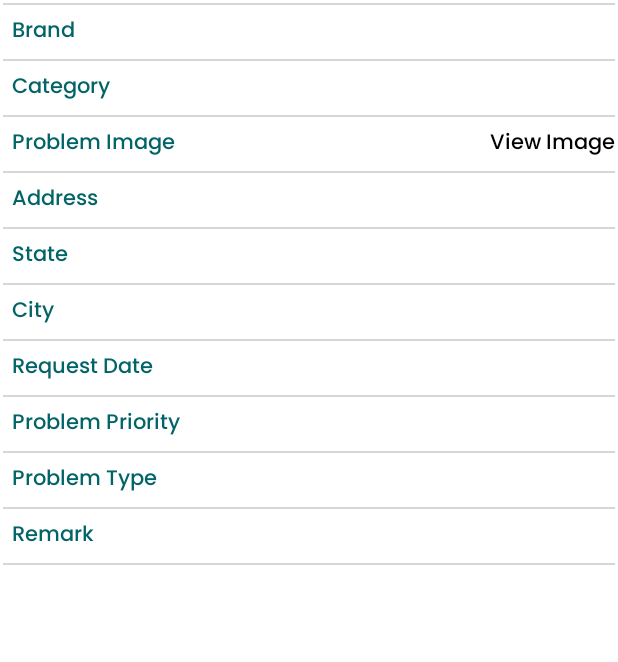
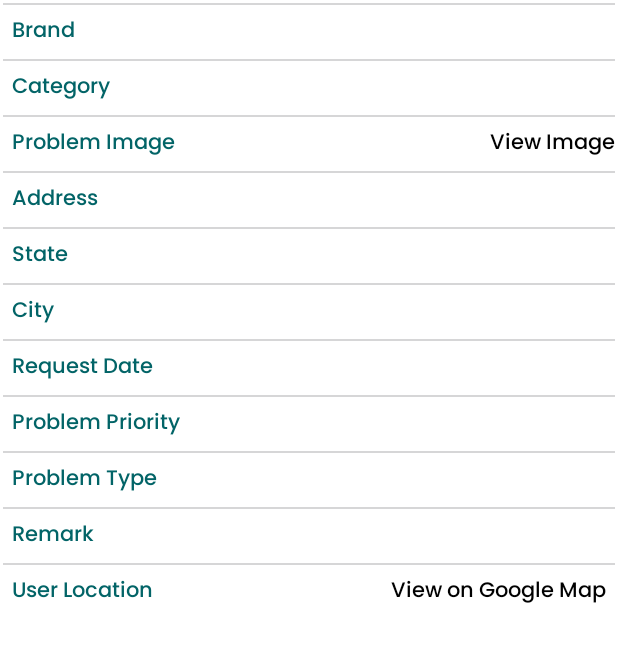
Before and after one commit to BlackBlind567/PurityHubServiceman, an Android app: the ServiceRequestDetailActivity screen opened directly, with no data from a screen before it, on a phone screen of 412 x 824 dp, the part 138-800 px from its top. Run offline under Robolectric (Android 15) with nearby library versions, the phone set to English and light mode, and no system bars; our stand-ins replace data binding; network calls fail; pictures from the network do not load; 13 statements that could not run were skipped.

Commit message:
new methods implement.24

```diff
--- a/app/src/main/java/com/atoms/purityhubserviceman/activity/ViewBillActivity.kt
+++ b/app/src/main/java/com/atoms/purityhubserviceman/activity/ViewBillActivity.kt
@@ -65,7 +65,7 @@ class ViewBillActivity : AppCompatActivity() {
                 if (viewBill.success && viewBill.status == 1){
                     stopLoading()
 //                    Toast.makeText(requireContext(), "pending == " + historyRequest.message, Toast.LENGTH_SHORT).show()
-                    viewBillArray = viewBill.data as ArrayList<ViewBillData> /* = java.util.ArrayList<com.myapplication.model.ServiceRequestData> */
+                    viewBillArray = viewBill.data as ArrayList<ViewBillData> /* = java.util.ArrayList<com.atoms.purityhubserviceman.model.ServiceRequestData> */
                     val viewBillAdapter = VIewBillAdapter(
                         this@ViewBillActivity,
                         viewBillArray
--- a/app/src/main/java/com/atoms/purityhubserviceman/fragments/CategoryBottomFragment.kt
+++ b/app/src/main/java/com/atoms/purityhubserviceman/fragments/CategoryBottomFragment.kt
@@ -6,6 +6,7 @@ import android.view.LayoutInflater
 import android.view.View
 import android.view.ViewGroup
 import android.widget.Toast
+import androidx.core.content.ContentProviderCompat.requireContext
 import androidx.databinding.DataBindingUtil
 import androidx.recyclerview.widget.LinearLayoutManager
 import com.android.volley.Request
@@ -47,6 +48,7 @@ class CategoryBottomFragment(var categoryShortName: String) : BottomSheetDialogF
         val blackBlind = BlackBlind(requireContext())
         blackBlind.headersRequired(false)
         categoryArray.clear()
+        blackBlind.addParams("type", "1")
         blackBlind.requestUrl(ServerApi.CATEGORY_REQUEST)
         blackBlind.executeRequest(Request.Method.POST, object : VolleyCallback {
             override fun getResponse(response: String?) {
--- a/app/src/main/java/com/atoms/purityhubserviceman/fragments/CategoryFragment.kt
+++ b/app/src/main/java/com/atoms/purityhubserviceman/fragments/CategoryFragment.kt
@@ -89,6 +89,7 @@ class CategoryFragment : Fragment() {
         val blackBlind = BlackBlind(requireContext())
         blackBlind.headersRequired(false)
         categoryArray.clear()
+        blackBlind.addParams("type", "2")
         blackBlind.requestUrl(ServerApi.CATEGORY_REQUEST)
         blackBlind.executeRequest(Request.Method.POST, object : VolleyCallback {
             override fun getResponse(response: String?) {
--- a/app/src/main/java/com/atoms/purityhubserviceman/fragments/CloseRequestOtpFragment.kt
+++ b/app/src/main/java/com/atoms/purityhubserviceman/fragments/CloseRequestOtpFragment.kt
@@ -85,7 +85,7 @@ class CloseRequestOtpFragment(var requestId: String?, var position: Int) : Botto
 //                if (historyRequest.success && historyRequest.status == 1){
 //                    stopLoading()
 //                    Toast.makeText(requireContext(), historyRequest.message, Toast.LENGTH_SHORT).show()
-//                    serviceRequestArray = historyRequest.data as ArrayList<ServiceRequestData> /* = java.util.ArrayList<com.myapplication.model.ServiceRequestData> */
+//                    serviceRequestArray = historyRequest.data as ArrayList<ServiceRequestData> /* = java.util.ArrayList<com.atoms.purityhubserviceman.model.ServiceRequestData> */
 //                    val serviceAdapter = ServiceRequestAdapter(requireContext(), serviceRequestArray,
 //                        updateListener, "Pending")
 //                    binding.pendingRv.adapter = serviceAdapter
--- a/app/src/main/java/com/atoms/purityhubserviceman/fragments/ClosedFragment.kt
+++ b/app/src/main/java/com/atoms/purityhubserviceman/fragments/ClosedFragment.kt
@@ -13,13 +13,12 @@ import com.android.volley.Request
 import com.atoms.purityhubserviceman.*
 import com.atoms.purityhubserviceman.adapter.ServiceRequestAdapter
 import com.atoms.purityhubserviceman.databinding.FragmentClosedBinding
-import com.atoms.purityhubserviceman.databinding.FragmentOpenBinding
 import com.atoms.purityhubserviceman.extra.BlindGridSpacing
 import com.atoms.purityhubserviceman.extra.BlindRecyclerMargin
 import com.atoms.purityhubserviceman.extra.Constants
 import com.google.gson.GsonBuilder
 import com.myapplication.model.HistoryRequest
-import com.myapplication.model.ServiceRequestData
+import com.atoms.purityhubserviceman.model.ServiceRequestData
 import java.util.*
 
 class ClosedFragment : Fragment(), UpdateListener {
@@ -75,7 +74,7 @@ class ClosedFragment : Fragment(), UpdateListener {
                 if (historyRequest.success && historyRequest.status == 1){
                     stopLoading()
                     Toast.makeText(requireContext(),"closed == " + historyRequest.message, Toast.LENGTH_SHORT).show()
-                    serviceRequestArray = historyRequest.data as ArrayList<ServiceRequestData> /* = java.util.ArrayList<com.myapplication.model.ServiceRequestData> */
+                    serviceRequestArray = historyRequest.data as ArrayList<ServiceRequestData> /* = java.util.ArrayList<com.atoms.purityhubserviceman.model.ServiceRequestData> */
                     val serviceAdapter = ServiceRequestAdapter(requireContext(), serviceRequestArray,
                         updateListener, "Close")
                     binding.closeRv.adapter = serviceAdapter
--- a/app/src/main/java/com/atoms/purityhubserviceman/fragments/OpenFragment.kt
+++ b/app/src/main/java/com/atoms/purityhubserviceman/fragments/OpenFragment.kt
@@ -18,7 +18,7 @@ import com.atoms.purityhubserviceman.extra.BlindRecyclerMargin
 import com.atoms.purityhubserviceman.extra.Constants
 import com.google.gson.GsonBuilder
 import com.myapplication.model.HistoryRequest
-import com.myapplication.model.ServiceRequestData
+import com.atoms.purityhubserviceman.model.ServiceRequestData
 import java.util.*
 
 
@@ -75,7 +75,7 @@ class OpenFragment : Fragment(), UpdateListener, CloseRequestOtpFragment.OnServi
                 if (historyRequest.success && historyRequest.status == 1){
                     stopLoading()
                     Toast.makeText(requireContext(), historyRequest.message, Toast.LENGTH_SHORT).show()
-                    serviceRequestArray = historyRequest.data as ArrayList<ServiceRequestData> /* = java.util.ArrayList<com.myapplication.model.ServiceRequestData> */
+                    serviceRequestArray = historyRequest.data as ArrayList<ServiceRequestData> /* = java.util.ArrayList<com.atoms.purityhubserviceman.model.ServiceRequestData> */
                      serviceAdapter = ServiceRequestAdapter(requireContext(), serviceRequestArray,
                         updateListener, "Open")
                     binding.openRv.adapter = serviceAdapter
--- a/app/src/main/java/com/atoms/purityhubserviceman/model/HistoryRequest.kt
+++ b/app/src/main/java/com/atoms/purityhubserviceman/model/HistoryRequest.kt
@@ -1,4 +1,6 @@
 package com.myapplication.model
+
+import com.atoms.purityhubserviceman.model.ServiceRequestData
 
 data class HistoryRequest(
     val data: List<ServiceRequestData>,
--- a/app/src/main/java/com/atoms/purityhubserviceman/model/ServiceRequestData.kt
+++ b/app/src/main/java/com/atoms/purityhubserviceman/model/ServiceRequestData.kt
@@ -1,4 +1,4 @@
-package com.myapplication.model
+package com.atoms.purityhubserviceman.model
 
 data class ServiceRequestData(
     val address: String,
--- a/app/src/main/res/layout/activity_service_request.xml
+++ b/app/src/main/res/layout/activity_service_request.xml
@@ -457,7 +457,39 @@
                     android:layout_height="1dp"
                     android:background="@color/bg_gray"
                     android:layout_margin="2dp" />
+                <LinearLayout
+                    android:layout_width="match_parent"
+                    android:layout_height="wrap_content"
+                    android:orientation="horizontal">
 
+                    <TextView
+                        android:layout_width="0dp"
+                        android:layout_height="match_parent"
+                        android:layout_weight="1"
+                        android:text="User Location"
+                        android:textColor="@color/text_active_color"
+                        android:gravity="left"
+                        android:paddingTop="4dp"
+                        android:paddingBottom="4dp"
+                        android:paddingStart="8dp"
+                        android:paddingEnd="8dp"
+                        android:textSize="@dimen/_14sp" />
+
+                    <TextView
+                        android:id="@+id/sr_location"
+                        android:layout_width="0dp"
+                        android:layout_height="match_parent"
+                        android:layout_weight="1"
+                        android:gravity="end"
+                        android:text="View on Google Map"
+                        android:textColor="@color/black"
+                        android:paddingTop="4dp"
+                        android:paddingBottom="4dp"
+                        android:paddingStart="8dp"
+                        android:paddingEnd="8dp"
+                        android:textSize="@dimen/_14sp" />
+
+                </LinearLayout>
 
             </LinearLayout>
 
--- a/app/src/main/res/layout/service_request_layout.xml
+++ b/app/src/main/res/layout/service_request_layout.xml
@@ -5,7 +5,7 @@
     <data>
         <variable
             name="serviceRequest"
-            type="com.myapplication.model.ServiceRequestData" />
+            type="com.atoms.purityhubserviceman.model.ServiceRequestData" />
     </data>
 
     <androidx.cardview.widget.CardView
```
Also changed, not shown: app/src/main/java/com/atoms/purityhubserviceman/activity/ServiceRequestDetailActivity.kt (+12 -1 lines), app/src/main/java/com/atoms/purityhubserviceman/adapter/ServiceRequestAdapter.java (+2 -5 lines), app/src/main/java/com/atoms/purityhubserviceman/fragments/PendingFragment.kt (+3 -4 lines), app/src/main/java/com/atoms/purityhubserviceman/fragments/RegistrationFragment.kt (+0 -59 lines).
